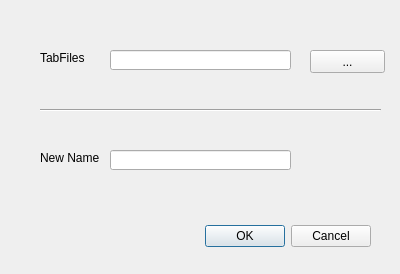
no5013/Tab-renamer, file tab_renamer_dialog_base.ui: the form before one commit.
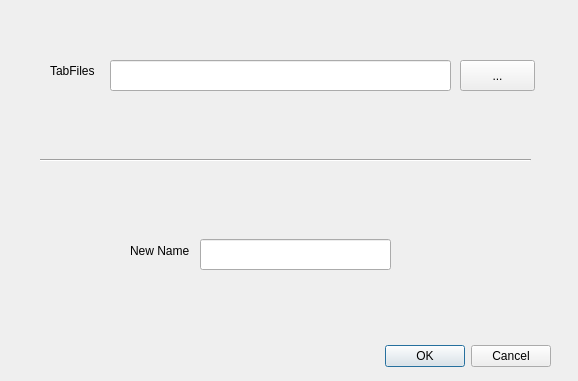
The form after the commit.

Commit message: Change column name of the selected files

Patch:
```diff
--- a/tab_renamer_dialog_base.ui
+++ b/tab_renamer_dialog_base.ui
@@ -6,8 +6,8 @@
    <rect>
     <x>0</x>
     <y>0</y>
-    <width>400</width>
-    <height>274</height>
+    <width>578</width>
+    <height>381</height>
    </rect>
   </property>
   <property name="windowTitle">
@@ -16,8 +16,8 @@
   <widget class="QDialogButtonBox" name="button_box">
    <property name="geometry">
     <rect>
-     <x>30</x>
-     <y>220</y>
+     <x>210</x>
+     <y>340</y>
      <width>341</width>
      <height>32</height>
     </rect>
@@ -32,10 +32,10 @@
   <widget class="QLabel" name="label">
    <property name="geometry">
     <rect>
-     <x>40</x>
+     <x>50</x>
      <y>50</y>
      <width>47</width>
-     <height>16</height>
+     <height>41</height>
     </rect>
    </property>
    <property name="text">
@@ -46,19 +46,19 @@
    <property name="geometry">
     <rect>
      <x>110</x>
-     <y>50</y>
-     <width>181</width>
-     <height>20</height>
+     <y>60</y>
+     <width>341</width>
+     <height>31</height>
     </rect>
    </property>
   </widget>
   <widget class="QPushButton" name="pushButton">
    <property name="geometry">
     <rect>
-     <x>310</x>
-     <y>50</y>
+     <x>460</x>
+     <y>60</y>
      <width>75</width>
-     <height>23</height>
+     <height>31</height>
     </rect>
    </property>
    <property name="text">
@@ -68,20 +68,20 @@
   <widget class="QLineEdit" name="lineEdit_2">
    <property name="geometry">
     <rect>
-     <x>110</x>
-     <y>150</y>
-     <width>181</width>
-     <height>20</height>
+     <x>200</x>
+     <y>239</y>
+     <width>191</width>
+     <height>31</height>
     </rect>
    </property>
   </widget>
   <widget class="QLabel" name="label_2">
    <property name="geometry">
     <rect>
-     <x>40</x>
-     <y>150</y>
+     <x>130</x>
+     <y>240</y>
      <width>61</width>
-     <height>16</height>
+     <height>21</height>
     </rect>
    </property>
    <property name="text">
@@ -92,8 +92,8 @@
    <property name="geometry">
     <rect>
      <x>40</x>
-     <y>100</y>
-     <width>341</width>
+     <y>150</y>
+     <width>491</width>
      <height>20</height>
     </rect>
    </property>
```
The commit also changes 2 other files.
